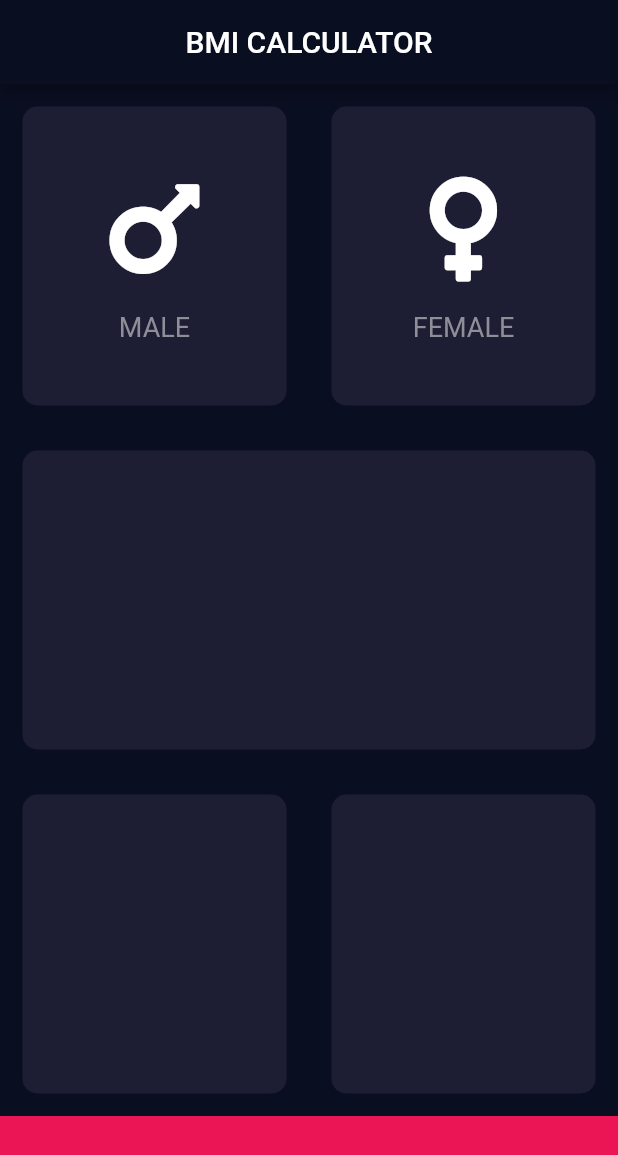
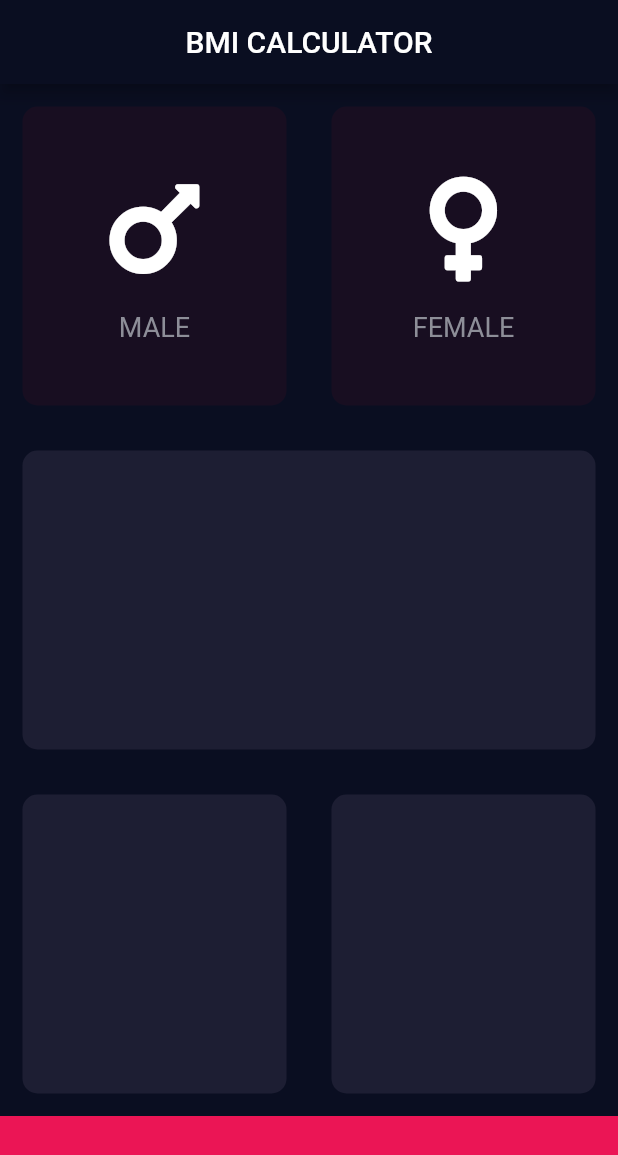
Before and after one commit to iamtasikul/BMI-Calculator, a Flutter app: the screen it shows after launch, on a phone screen of 412 x 824 dp. Shown: the top 1155 px of the screen. Run offline on Flutter 3.47's test engine with Material 2 defaults, Android fonts, the phone set to English and light mode, and no system bars; our stand-ins replace font_awesome_flutter.

Commit message:
GestureDetector Widget - changing active/inactive color

```diff
--- a/lib/input_page.dart
+++ b/lib/input_page.dart
@@ -5,6 +5,7 @@ import 'reusable_card.dart';
 
 const bottomContainerHeight = 80.0;
 const activeCardColor = Color(0xFF1D1E33);
+const inactiveCardColor = Color(0xFF11128);
 const bottomContainerColor = Color(0xFFEB1555);
 
 class InputPage extends StatefulWidget {
@@ -13,6 +14,29 @@ class InputPage extends StatefulWidget {
 }
 
 class _InputPageState extends State<InputPage> {
+  Color maleCardColor = inactiveCardColor;
+  Color femaleCardColor = inactiveCardColor;
+
+  //1=male,2=female
+  void updateColor(int gender) {
+    //male card preessed
+    if (gender == 1) {
+      if (maleCardColor == inactiveCardColor) {
+        maleCardColor = activeCardColor;
+      } else {
+        maleCardColor = inactiveCardColor;
+      }
+    }
+    //female card preessed
+    if (gender == 2) {
+      if (femaleCardColor == inactiveCardColor) {
+        femaleCardColor = activeCardColor;
+      } else {
+        femaleCardColor = inactiveCardColor;
+      }
+    }
+  }
+
   @override
   Widget build(BuildContext context) {
     return Scaffold(
@@ -26,16 +50,32 @@ class _InputPageState extends State<InputPage> {
               child: Row(
             children: [
               Expanded(
-                child: ReusableCard(
-                  colour: activeCardColor,
-                  cardChild: IconContent(icon:FontAwesomeIcons.mars,label: 'MALE'),
+                child: GestureDetector(
+                  onTap: () {
+                    setState(() {
+                      updateColor(1);
+                    });
+                  },
+                  child: ReusableCard(
+                    colour: maleCardColor,
+                    cardChild:
+                        IconContent(icon: FontAwesomeIcons.mars, label: 'MALE'),
+                  ),
                 ),
               ),
               Expanded(
-                  child: ReusableCard(
-                colour: activeCardColor,
-                cardChild: IconContent(icon:FontAwesomeIcons.venus,label: 'FEMALE'),
-              )),
+                  child: GestureDetector(
+                    onTap: () {
+                    setState(() {
+                      updateColor(2);
+                    });
+                  },
+                    child: ReusableCard(
+                colour: femaleCardColor,
+                cardChild:
+                      IconContent(icon: FontAwesomeIcons.venus, label: 'FEMALE'),
+              ),
+                  )),
             ],
           )),
           Expanded(
```
